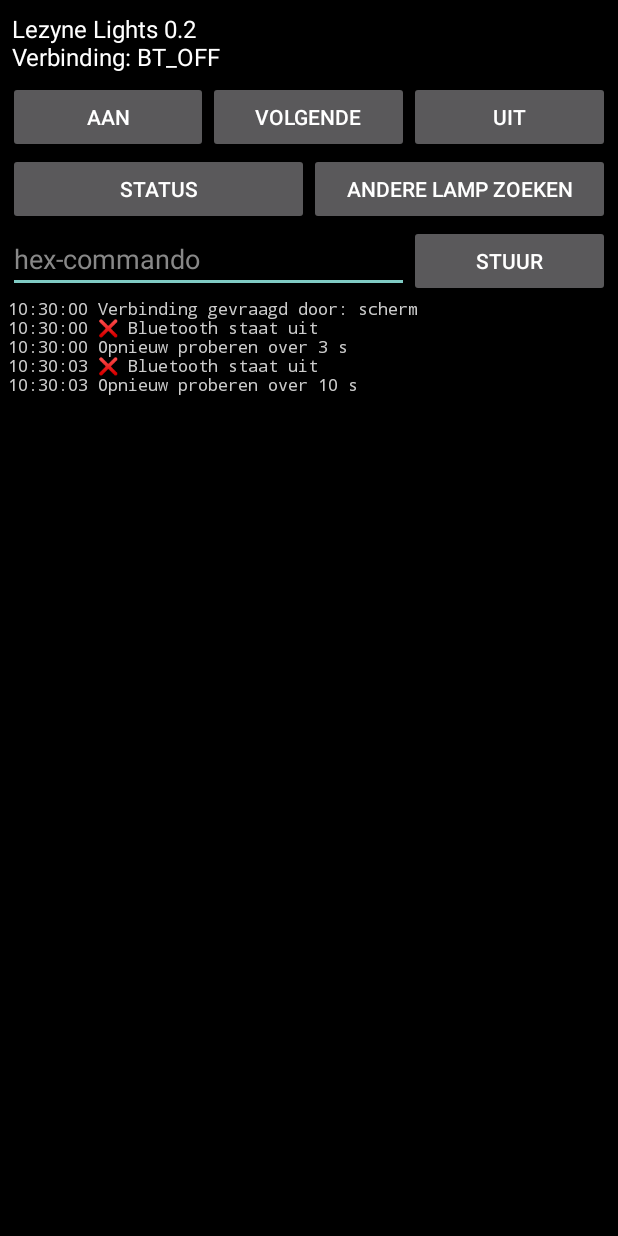
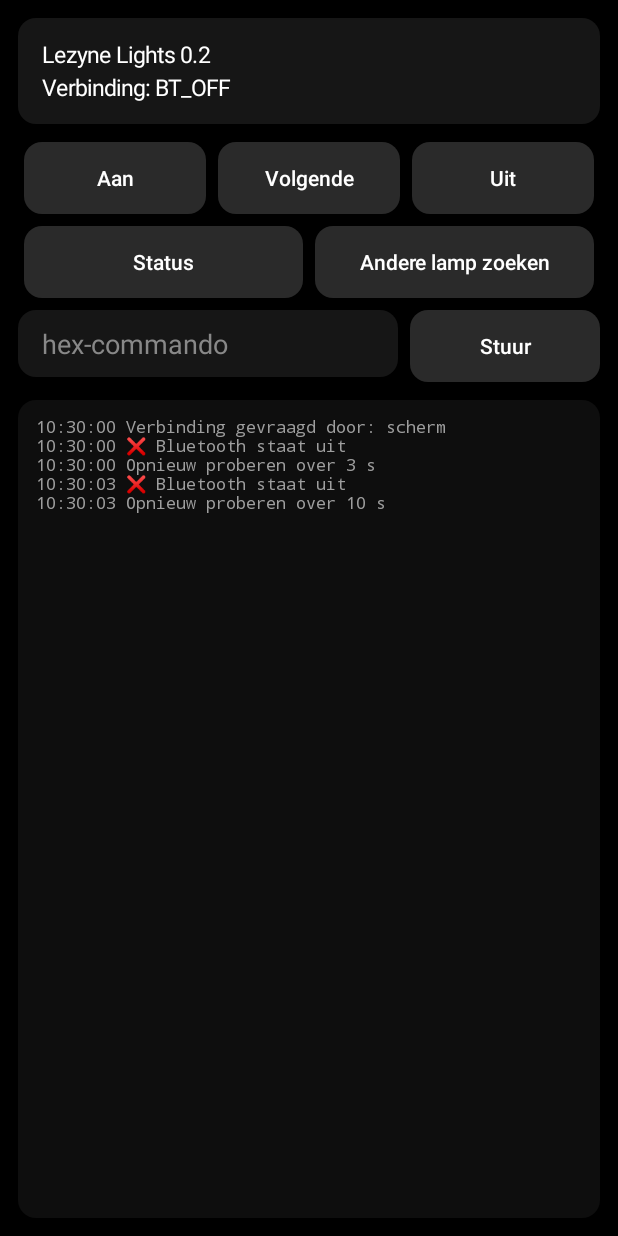
Before and after one commit to spoetnik/Karoo-Lezyne-LED-Ally, an Android app built with Jetpack Compose: the screen it shows after launch (MainActivity), on a phone screen of 412 x 824 dp. Run offline under Robolectric (Android 15) with nearby library versions, the phone set to English and light mode, and no system bars.

Commit message:
Opfrissen van app-scherm en dataveld
App: donkere kaarten voor status en log, afgeronde knoppen en meer
ruimte. Dataveld: accu als vijf gekleurde blokjes i.p.v. tekens.

Co-Authored-By: Claude Haiku 5.5 <noreply@anthropic.com>

```diff
--- a/app/src/main/java/nl/nise/lezyne/LightDataType.kt
+++ b/app/src/main/java/nl/nise/lezyne/LightDataType.kt
@@ -20,6 +20,7 @@ import androidx.glance.layout.Column
 import androidx.glance.layout.Row
 import androidx.glance.layout.fillMaxHeight
 import androidx.glance.layout.fillMaxSize
+import androidx.glance.layout.height
 import androidx.glance.layout.padding
 import androidx.glance.layout.width
 import androidx.glance.text.FontWeight
@@ -131,8 +132,8 @@ private fun LightView(
             horizontalAlignment = Alignment.CenterHorizontally,
         ) {
             Value(if (f.on) "AAN" else "UIT", if (f.on) Green else Grey, big)
-            Label(batteryText(f.bars), batteryColor(f.bars), small)
-            state.rear?.let { r -> Label("achter " + batteryText(r.bars), batteryColor(r.bars), small * 0.85f) }
+            Battery(f.bars)
+            state.rear?.let { r -> Battery(r.bars) }
         }
         Box(modifier = GlanceModifier.width(1.dp).fillMaxHeight().background(Divider)) {}
         Column(
@@ -157,12 +158,22 @@ private fun connText(c: Conn) = when (c) {
     Conn.IDLE -> "tik = verbind"
 }
 
-private fun batteryText(bars: Int) = "▮".repeat(bars.coerceIn(0, 5)) + "▯".repeat(5 - bars.coerceIn(0, 5))
-
 private fun batteryColor(bars: Int) = when {
     bars <= 1 -> Red
     bars == 2 -> Amber
     else -> Green
+}
+
+@Composable
+private fun Battery(bars: Int) {
+    val lit = bars.coerceIn(0, 5)
+    val color = batteryColor(lit)
+    Row(verticalAlignment = Alignment.CenterVertically, horizontalAlignment = Alignment.CenterHorizontally) {
+        for (i in 0 until 5) {
+            if (i > 0) Box(modifier = GlanceModifier.width(2.dp).height(1.dp)) {}
+            Box(modifier = GlanceModifier.width(8.dp).height(10.dp).background(if (i < lit) color else Divider)) {}
+        }
+    }
 }
 
 @Composable
--- a/app/src/main/java/nl/nise/lezyne/MainActivity.kt
+++ b/app/src/main/java/nl/nise/lezyne/MainActivity.kt
@@ -4,6 +4,7 @@ import android.Manifest
 import android.app.Activity
 import android.graphics.Color
 import android.graphics.Typeface
+import android.graphics.drawable.GradientDrawable
 import android.os.Build
 import android.os.Bundle
 import android.text.InputType
@@ -30,29 +31,38 @@ class MainActivity : Activity() {
         super.onCreate(savedInstanceState)
         LightManager.init(this)
 
+        val density = resources.displayMetrics.density
+        fun Int.dp() = (this * density).toInt()
+        fun card(color: String) = GradientDrawable().apply { setColor(Color.parseColor(color)); cornerRadius = 12 * density }
+        fun button(label: String, action: () -> Unit) = Button(this).apply {
+            text = label
+            textSize = 14f
+            isAllCaps = false
+            setTextColor(Color.WHITE)
+            background = card("#2A2A2A")
+            setOnClickListener { action() }
+        }
+        fun buttonLp() = LinearLayout.LayoutParams(0, WRAP_CONTENT, 1f).apply { setMargins(4.dp(), 0, 4.dp(), 0) }
+
         val root = LinearLayout(this).apply {
             orientation = LinearLayout.VERTICAL
             setBackgroundColor(Color.BLACK)
-            setPadding(8, 8, 8, 8)
+            setPadding(12.dp(), 12.dp(), 12.dp(), 12.dp())
         }
 
         statusView = TextView(this).apply {
             setTextColor(Color.WHITE)
-            textSize = 16f
-            setPadding(4, 4, 4, 8)
+            textSize = 15f
+            setLineSpacing(0f, 1.25f)
+            background = card("#161616")
+            setPadding(16.dp(), 14.dp(), 16.dp(), 14.dp())
         }
-        root.addView(statusView)
+        root.addView(statusView, LinearLayout.LayoutParams(MATCH_PARENT, WRAP_CONTENT).apply { bottomMargin = 12.dp() })
 
         fun row(vararg buttons: Pair<String, () -> Unit>) {
             val r = LinearLayout(this).apply { orientation = LinearLayout.HORIZONTAL }
-            for ((label, action) in buttons) {
-                r.addView(Button(this).apply {
-                    text = label
-                    textSize = 14f
-                    setOnClickListener { action() }
-                }, LinearLayout.LayoutParams(0, WRAP_CONTENT, 1f))
-            }
-            root.addView(r, LinearLayout.LayoutParams(MATCH_PARENT, WRAP_CONTENT))
+            for ((label, action) in buttons) r.addView(button(label, action), buttonLp())
+            root.addView(r, LinearLayout.LayoutParams(MATCH_PARENT, WRAP_CONTENT).apply { bottomMargin = 8.dp() })
         }
 
         row("Aan" to { LightManager.setOn(true) }, "Volgende" to { LightManager.nextMode() }, "Uit" to { LightManager.setOn(false) })
@@ -64,23 +74,26 @@ class MainActivity : Activity() {
             setTextColor(Color.WHITE)
             setHintTextColor(Color.GRAY)
             inputType = InputType.TYPE_CLASS_TEXT or InputType.TYPE_TEXT_FLAG_NO_SUGGESTIONS
+            background = card("#161616")
+            setPadding(16.dp(), 10.dp(), 16.dp(), 10.dp())
         }
-        hexRow.addView(hexInput, LinearLayout.LayoutParams(0, WRAP_CONTENT, 2f))
-        hexRow.addView(Button(this).apply {
-            text = "Stuur"
-            setOnClickListener {
-                val bytes = parseHex(hexInput.text.toString())
-                if (bytes == null) LightManager.log("Ongeldige hex") else LightManager.sendRaw(bytes)
-            }
-        }, LinearLayout.LayoutParams(0, WRAP_CONTENT, 1f))
-        root.addView(hexRow, LinearLayout.LayoutParams(MATCH_PARENT, WRAP_CONTENT))
+        hexRow.addView(hexInput, LinearLayout.LayoutParams(0, WRAP_CONTENT, 2f).apply { setMargins(0, 0, 4.dp(), 0) })
+        hexRow.addView(button("Stuur") {
+            val bytes = parseHex(hexInput.text.toString())
+            if (bytes == null) LightManager.log("Ongeldige hex") else LightManager.sendRaw(bytes)
+        }, LinearLayout.LayoutParams(0, WRAP_CONTENT, 1f).apply { setMargins(4.dp(), 0, 0, 0) })
+        root.addView(hexRow, LinearLayout.LayoutParams(MATCH_PARENT, WRAP_CONTENT).apply { bottomMargin = 12.dp() })
 
         logView = TextView(this).apply {
-            setTextColor(Color.LTGRAY)
+            setTextColor(Color.parseColor("#9E9E9E"))
             textSize = 11f
             typeface = Typeface.MONOSPACE
+            setPadding(12.dp(), 10.dp(), 12.dp(), 10.dp())
         }
-        scroll = ScrollView(this).apply { addView(logView) }
+        scroll = ScrollView(this).apply {
+            background = card("#0E0E0E")
+            addView(logView)
+        }
         root.addView(scroll, LinearLayout.LayoutParams(MATCH_PARENT, 0, 1f))
         setContentView(root)
 
```
